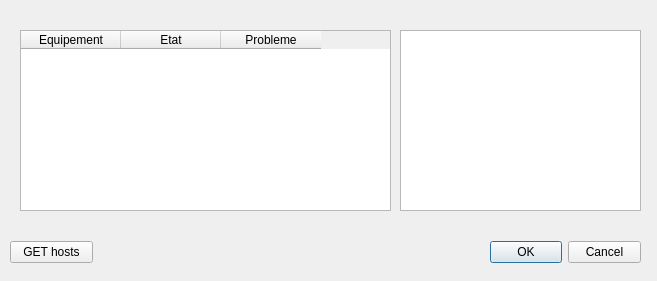
Old version of the form Superviseur/QSuperviseur/fen_superviseur.ui in the repository SNIRNagios/FinalRemy.
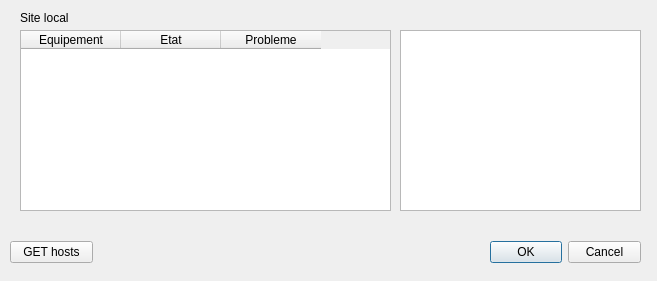
New version of the form.

Patch:
```diff
--- a/Superviseur/QSuperviseur/fen_superviseur.ui
+++ b/Superviseur/QSuperviseur/fen_superviseur.ui
@@ -142,6 +142,19 @@
     </property>
    </column>
   </widget>
+  <widget class="QLabel" name="label">
+   <property name="geometry">
+    <rect>
+     <x>20</x>
+     <y>10</y>
+     <width>71</width>
+     <height>16</height>
+    </rect>
+   </property>
+   <property name="text">
+    <string>Site local</string>
+   </property>
+  </widget>
  </widget>
  <resources/>
  <connections>
```
